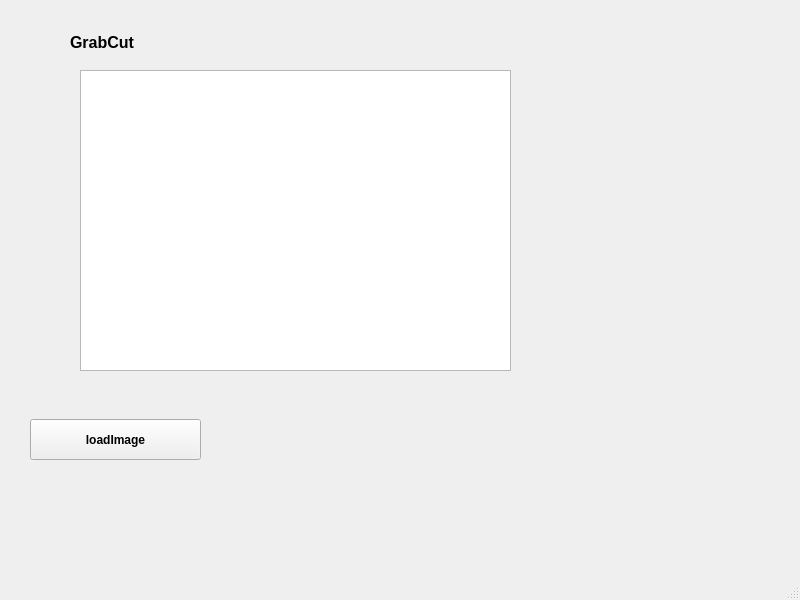
Qt form grabcutwindow.ui (Hidden61ade/CSC3002_Photo_processor) before a commit.
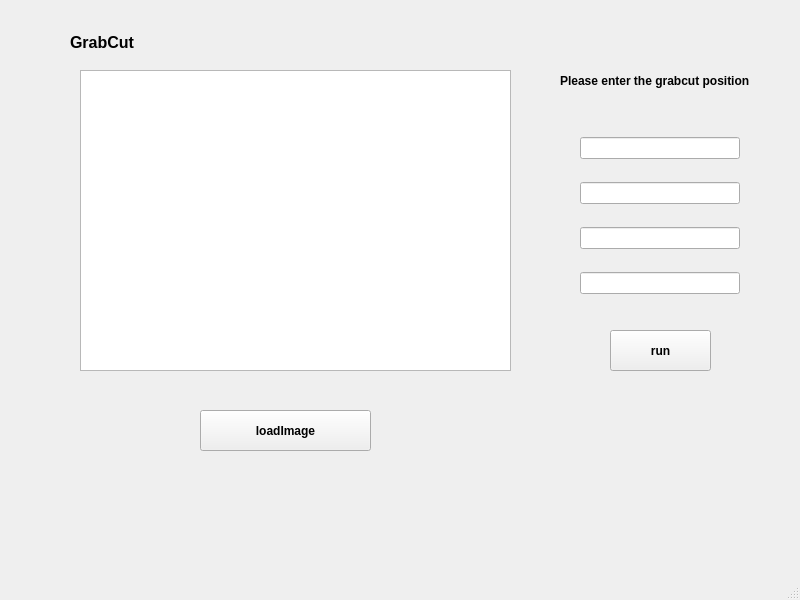
The same form after that commit.

Commit message: 完善了grabcutwindow

Diff of the .ui file:
```diff
--- a/grabcutwindow.ui
+++ b/grabcutwindow.ui
@@ -53,8 +53,8 @@
    <widget class="QPushButton" name="loadButton">
     <property name="geometry">
      <rect>
-      <x>30</x>
-      <y>419</y>
+      <x>200</x>
+      <y>410</y>
       <width>171</width>
       <height>41</height>
      </rect>
@@ -63,6 +63,56 @@
      <string>loadImage</string>
     </property>
    </widget>
+   <widget class="QWidget" name="verticalLayoutWidget">
+    <property name="geometry">
+     <rect>
+      <x>580</x>
+      <y>120</y>
+      <width>160</width>
+      <height>191</height>
+     </rect>
+    </property>
+    <layout class="QVBoxLayout" name="verticalLayout">
+     <item>
+      <widget class="QLineEdit" name="x1LineEdit"/>
+     </item>
+     <item>
+      <widget class="QLineEdit" name="y1LineEdit"/>
+     </item>
+     <item>
+      <widget class="QLineEdit" name="x2lineEdit"/>
+     </item>
+     <item>
+      <widget class="QLineEdit" name="y2LineEdit"/>
+     </item>
+    </layout>
+   </widget>
+   <widget class="QPushButton" name="runButton">
+    <property name="geometry">
+     <rect>
+      <x>610</x>
+      <y>330</y>
+      <width>101</width>
+      <height>41</height>
+     </rect>
+    </property>
+    <property name="text">
+     <string>run</string>
+    </property>
+   </widget>
+   <widget class="QLabel" name="label_2">
+    <property name="geometry">
+     <rect>
+      <x>560</x>
+      <y>60</y>
+      <width>211</width>
+      <height>41</height>
+     </rect>
+    </property>
+    <property name="text">
+     <string>Please enter the grabcut position</string>
+    </property>
+   </widget>
   </widget>
   <widget class="QStatusBar" name="statusbar"/>
  </widget>
```
The commit also changes 9 other files.
